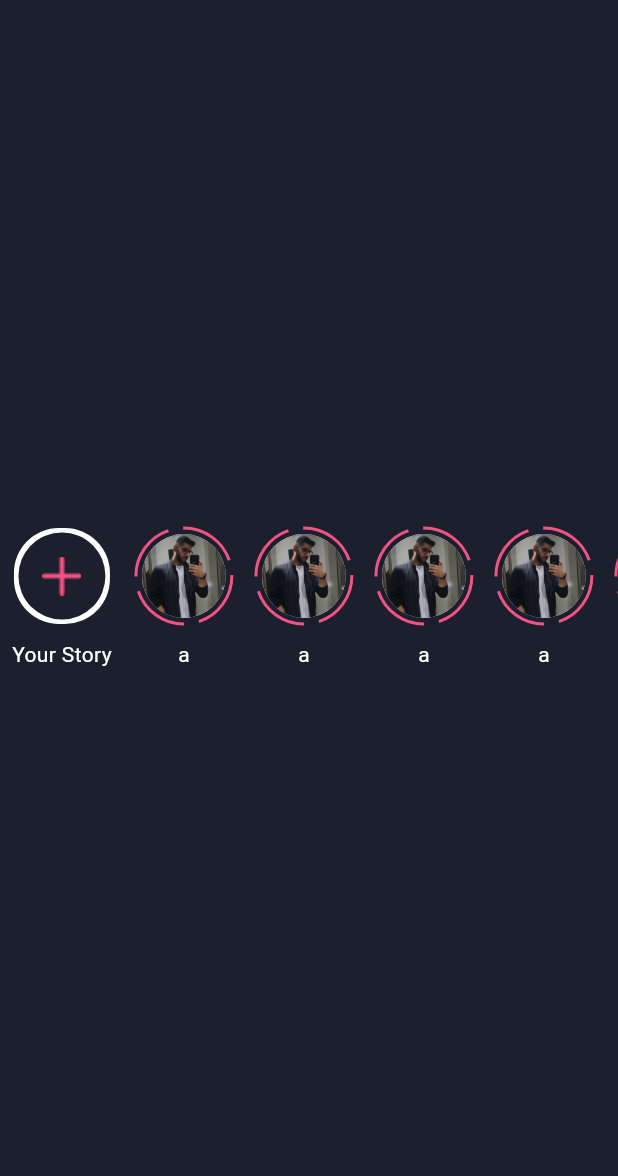
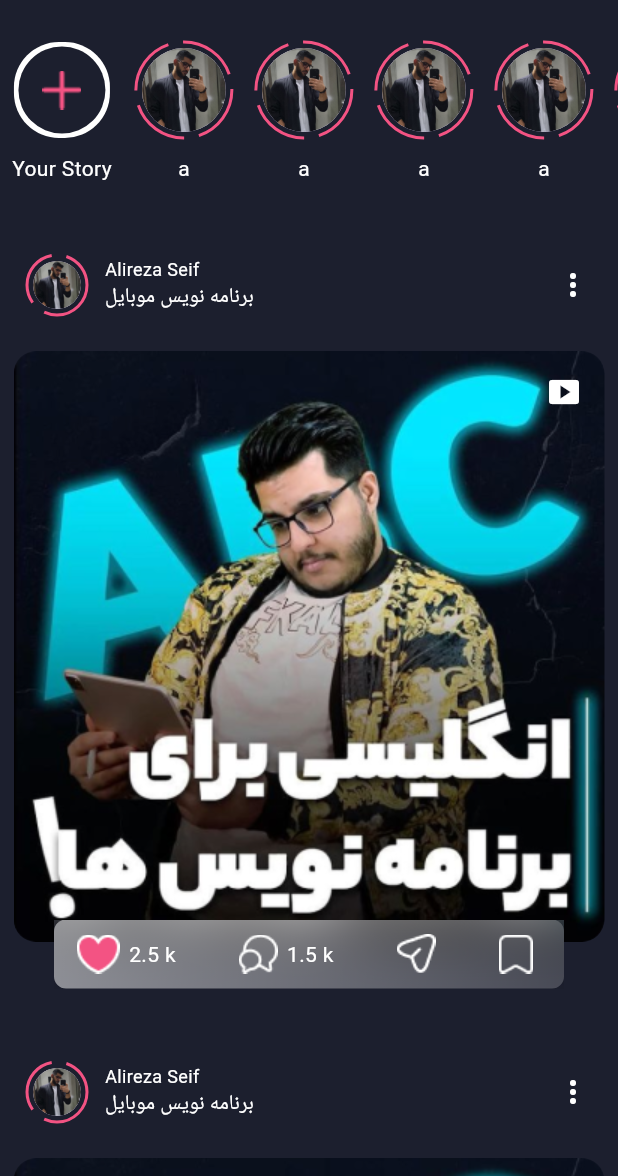
Before and after one commit to Alireza-Seif/Instagram-clone, a Flutter app: the screen it shows after launch, on a phone screen of 412 x 824 dp, the part 60-1236 px from its top. Run offline on Flutter 3.47's test engine with Material 3 defaults, Android fonts, the phone set to English and light mode, and no system bars; drawn by our look-alikes of dotted_border; Roboto replaces fonts that are missing (GB, SM).

```diff
--- a/lib/main.dart
+++ b/lib/main.dart
@@ -1,6 +1,5 @@
 import 'package:flutter/material.dart';
 import 'package:instagram_clone/screens/home_screen.dart';
-import 'package:instagram_clone/screens/login_screen.dart';
 
 void main() {
   runApp(const MainApp());
--- a/lib/screens/home_screen.dart
+++ b/lib/screens/home_screen.dart
@@ -1,4 +1,5 @@
 import 'dart:ui';
+import 'package:flutter/cupertino.dart';
 import 'package:flutter/material.dart';
 import 'package:dotted_border/dotted_border.dart';
 
@@ -26,23 +27,28 @@ class HomeScreen extends StatelessWidget {
         ],
       ),
       body: SafeArea(
-        child: Center(
-          child: SizedBox(
+          child: SingleChildScrollView(
+        child: Column(
+          children: [
+            SizedBox(
               height: 120,
               child: ListView.builder(
                 scrollDirection: Axis.horizontal,
                 itemBuilder: (BuildContext context, int index) {
-                return index == 0 ? _getAddStoryBox() : _getStoryBox();
+                  return index == 0 ? _getAddStoryBox() : _getStoryListBox();
                 },
               ),
             ),
+           _getPostList(),
+          ],
         ),
-      ),
+      )),
     );
   }
 
   ListView _getPostList() {
     return ListView.builder(
+      shrinkWrap: true,
       itemCount: 10,
       itemBuilder: (context, index) {
         return Column(
@@ -176,7 +182,27 @@ class HomeScreen extends StatelessWidget {
     );
   }
 
-  Widget _getStoryBox() {
+  Widget _getStoryBox(){
+    return  DottedBorder(
+            borderType: BorderType.Circle,
+            radius: const Radius.circular(17),
+            color: const Color(0xffF35383),
+            strokeWidth: 2,
+            dashPattern: const [40, 10],
+            padding: const EdgeInsets.all(4),
+            child: const ClipRRect(
+              borderRadius: BorderRadius.all(
+                Radius.circular(15),
+              ),
+              child: CircleAvatar(
+                radius: 16,
+                foregroundImage: AssetImage('assets/images/my_pf.png'),
+              ),
+            ),
+          );
+  }
+
+  Widget _getStoryListBox() {
     return Container(
       margin: const EdgeInsets.symmetric(horizontal: 8, vertical: 12),
       child: Column(
```
Lines whose indentation alone changed are shown as unchanged.
